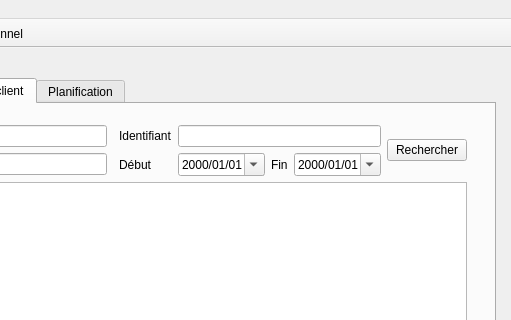
Old version of the form TP_ASR/mainwindow.ui in the repository RBFUZ/TP_STL; both pictures show x 105 to 616 and y 0 to 320 of the 616 by 517 pixel window.
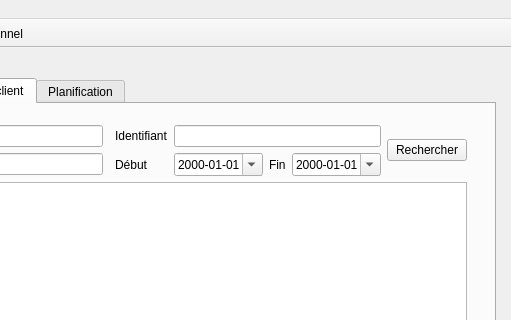
New version of the form. Icons and pictures are not drawn.

Diff of the .ui file:
```diff
--- a/TP_ASR/mainwindow.ui
+++ b/TP_ASR/mainwindow.ui
@@ -43,7 +43,7 @@
        <item row="1" column="7">
         <widget class="QDateEdit" name="deRendezvousFin">
          <property name="displayFormat">
-          <string>yyyy/MM/dd</string>
+          <string>yyyy-MM-dd</string>
          </property>
          <property name="calendarPopup">
           <bool>true</bool>
@@ -70,7 +70,7 @@
        <item row="1" column="5">
         <widget class="QDateEdit" name="deRendezvousDebut">
          <property name="displayFormat">
-          <string>yyyy/MM/dd</string>
+          <string>yyyy-MM-dd</string>
          </property>
          <property name="calendarPopup">
           <bool>true</bool>
```
